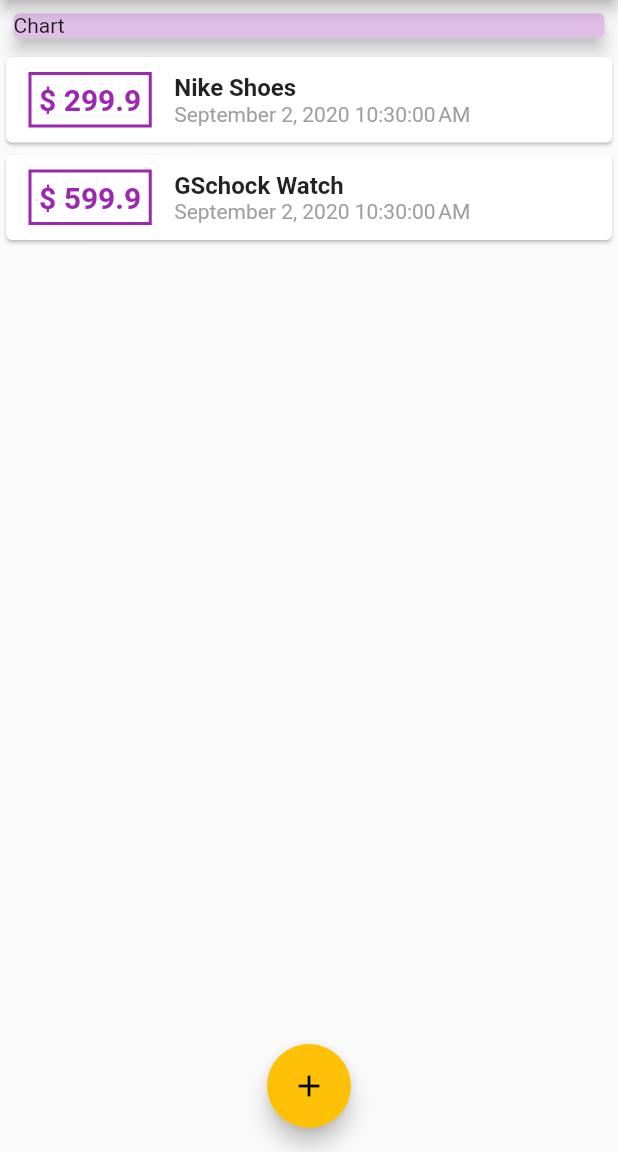
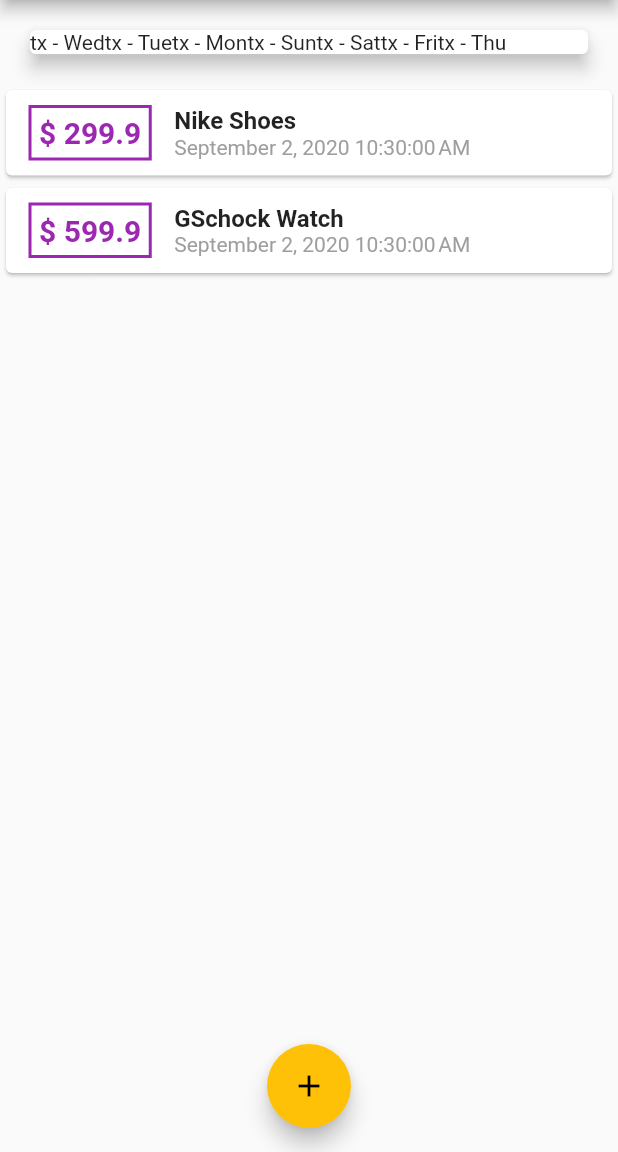
Before and after one commit to kaings-flutter/flutter_proj2, a Flutter app: the screen it shows after launch, on a phone screen of 412 x 824 dp, the part 84-1236 px from its top. Run offline on Flutter 3.47's test engine with Material 2 defaults, Android fonts, the phone set to English and light mode, and no system bars.

Commit message:
get the last 7days transactions to display in the Chart widget

```diff
--- a/lib/main.dart
+++ b/lib/main.dart
@@ -1,6 +1,7 @@
 import 'package:flutter/material.dart';
 import './widgets/transaction_list.dart';
 import './widgets/new_transaction.dart';
+import './widgets/chart.dart';
 import './models/transaction.dart';
 
 void main() => runApp(MyApp());
@@ -33,6 +34,13 @@ class _MyHomePageState extends State<MyHomePage> {
     Transaction(
         id: 't2', title: 'GSchock Watch', amount: 599.9, date: DateTime.now())
   ];
+
+  List<Transaction> get _recentTransactions {
+    return _userTransactions.where((transaction) {
+      return transaction.date
+          .isAfter(transaction.date.subtract(Duration(days: 7)));
+    }).toList();
+  }
 
   void _addTransaction(String _title, double _amount) {
     final newTx = Transaction(
@@ -72,16 +80,7 @@ class _MyHomePageState extends State<MyHomePage> {
           mainAxisAlignment: MainAxisAlignment.start,
           crossAxisAlignment: CrossAxisAlignment.stretch,
           children: [
-            Container(
-              margin: EdgeInsets.all(5),
-              width: double.infinity,
-              child: Card(
-                color: Theme.of(context)
-                    .primaryColorLight, // using the shade of one primary Theme color
-                child: Text('Chart'),
-                elevation: 5,
-              ),
-            ),
+            Chart(_recentTransactions),
             TransactionList(_userTransactions)
           ],
         ),
--- /dev/null
+++ b/lib/widgets/chart.dart
@@ -0,0 +1,44 @@
+import 'package:flutter/material.dart';
+import 'package:intl/intl.dart';
+import '../models/transaction.dart';
+
+class Chart extends StatelessWidget {
+  final List<Transaction> recentTransactions;
+
+  Chart(this.recentTransactions);
+
+  List<Map<String, Object>> get groupedTransactions {
+    return List.generate(7, (index) {
+      final weekDay = DateTime.now().subtract(Duration(
+          days:
+              index)); // subtract by index of 7 elements will give last 7 days
+      var totalSum = 0.0;
+
+      for (var i = 0; i < recentTransactions.length; i++) {
+        if (recentTransactions[i].date.day == weekDay.day &&
+            recentTransactions[i].date.month == weekDay.month &&
+            recentTransactions[i].date.year == weekDay.year) {
+          totalSum += recentTransactions[i].amount;
+        }
+      }
+
+      print('day..... ${DateFormat.E().format(weekDay)} ..... $totalSum');
+
+      return {'day': DateFormat.E().format(weekDay), 'amount': totalSum};
+    });
+  }
+
+  @override
+  Widget build(BuildContext context) {
+    print('groupedTransactions..... ${groupedTransactions.toString()}');
+
+    return Card(
+      elevation: 5,
+      margin: EdgeInsets.all(20),
+      child: Row(
+        children:
+            groupedTransactions.map((tx) => Text('tx - ${tx['day']}')).toList(),
+      ),
+    );
+  }
+}
```
